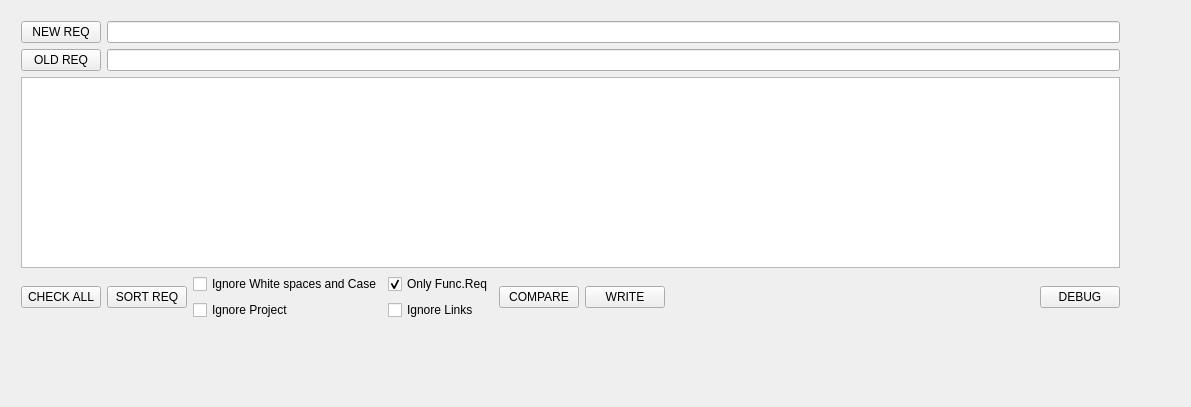
The window that CompareReqGUI/mainwindow.ui (svobodapraha/CompareReqGUI) describes before a commit, drawn with Qt 5.
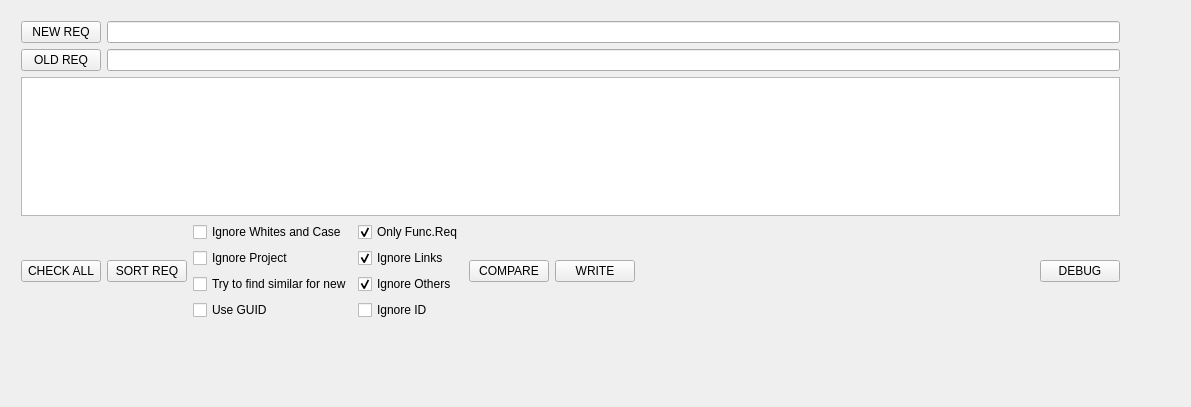
The same window after the commit.

Commit message: Hledání podle textů, porovnání podle GUID

What changed in the file:
```diff
--- a/CompareReqGUI/mainwindow.ui
+++ b/CompareReqGUI/mainwindow.ui
@@ -93,7 +93,7 @@
          <item>
           <widget class="QCheckBox" name="cb_IngnoreWaC">
            <property name="text">
-            <string>Ignore White spaces and Case</string>
+            <string>Ignore Whites and Case</string>
            </property>
           </widget>
          </item>
@@ -104,6 +104,20 @@
            </property>
           </widget>
          </item>
+         <item>
+          <widget class="QCheckBox" name="cb_FindSimilarFromNew">
+           <property name="text">
+            <string>Try to find similar for new</string>
+           </property>
+          </widget>
+         </item>
+         <item>
+          <widget class="QCheckBox" name="cb_UseGUID">
+           <property name="text">
+            <string>Use GUID</string>
+           </property>
+          </widget>
+         </item>
         </layout>
        </item>
        <item>
@@ -122,6 +136,29 @@
           <widget class="QCheckBox" name="cb_IgnoreLinks">
            <property name="text">
             <string>Ignore Links</string>
+           </property>
+           <property name="checked">
+            <bool>true</bool>
+           </property>
+          </widget>
+         </item>
+         <item>
+          <widget class="QCheckBox" name="cb_IgnoreOthers">
+           <property name="toolTip">
+            <string>&lt;html&gt;&lt;head/&gt;&lt;body&gt;&lt;p&gt;Ignore &lt;/p&gt;&lt;p&gt;GUID&lt;/p&gt;&lt;p&gt;Source&lt;/p&gt;&lt;p&gt;ID Original (DXL)&lt;/p&gt;&lt;/body&gt;&lt;/html&gt;</string>
+           </property>
+           <property name="text">
+            <string>Ignore Others</string>
+           </property>
+           <property name="checked">
+            <bool>true</bool>
+           </property>
+          </widget>
+         </item>
+         <item>
+          <widget class="QCheckBox" name="cb_IgnoreID">
+           <property name="text">
+            <string>Ignore ID</string>
            </property>
           </widget>
          </item>
```
The commit also changes 5 other files.
